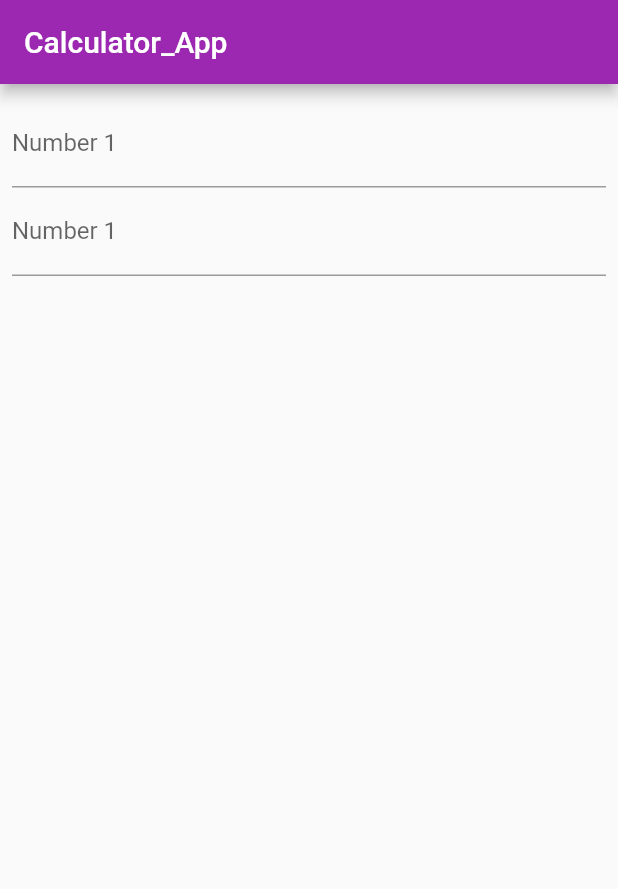
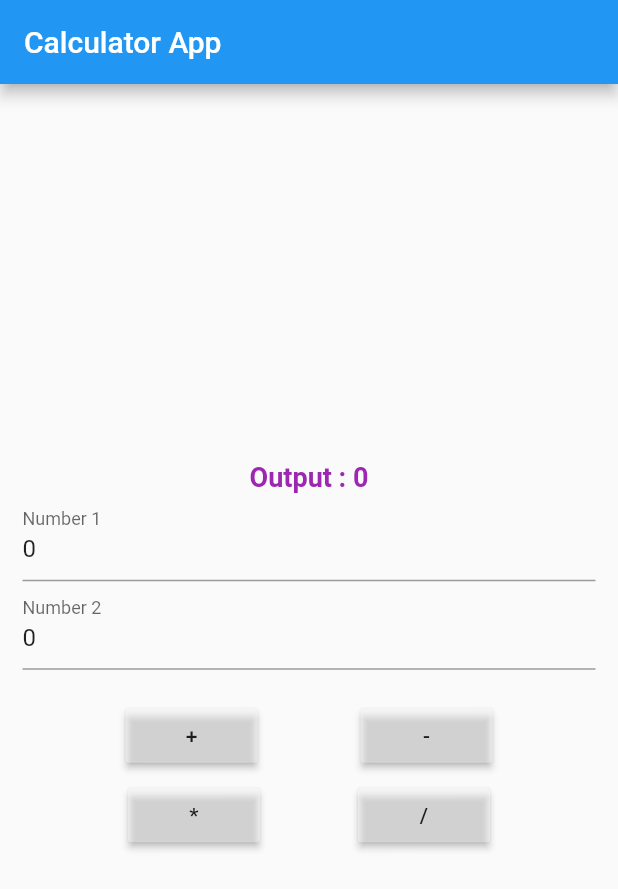
Before and after one commit to VinayMundhra/Calculator_app, a Flutter app: the screen it shows after launch, on a phone screen of 412 x 824 dp. Shown: the top 889 px of the screen. Run offline on Flutter 3.47's test engine with Material 2 defaults, Android fonts, the phone set to English and light mode, and no system bars; our stand-ins replace velocity_x.

Commit message:
day 1 complete

```diff
--- a/lib/main.dart
+++ b/lib/main.dart
@@ -11,8 +11,9 @@ class MyApp extends StatelessWidget {
   @override
   Widget build(BuildContext context) {
     return MaterialApp(
+      debugShowCheckedModeBanner: false,
       title: 'Calculator_app',
-      theme: ThemeData(primarySwatch: Colors.purple),
+      theme: ThemeData(primarySwatch: Colors.blue),
       home: HomePage(),
     );
   }
--- a/lib/pages/home_page.dart
+++ b/lib/pages/home_page.dart
@@ -1,38 +1,152 @@
-import 'dart:html';
+import 'package:flutter/material.dart';
+import 'package:velocity_x/velocity_x.dart';
 
-import 'package:flutter/material.dart';
+class HomePage extends StatefulWidget {
 
-class HomePage extends StatelessWidget {
-  const HomePage({ Key? key }) : super(key: key);
+  const HomePage({Key? key}) : super(key: key);
+
+  @override
+  _HomePageState createState() => _HomePageState();
+}
+
+class _HomePageState extends State<HomePage> {
+  var num1=0, num2=0, result=0;
+  final TextEditingController t1 = TextEditingController(text: '0');
+  final TextEditingController t2 = TextEditingController(text: '0');
+
+   void doAddition(){
+  setState(() {
+    num1=int.parse(t1.text);
+    num2=int.parse(t2.text);
+    result=num1+num2;
+  });
+}
+void doSub(){
+  setState(() {
+    num1=int.parse(t1.text);
+    num2=int.parse(t2.text);
+    result=num1-num2;
+  });
+}
+void doMul(){
+  setState(() {
+    num1=int.parse(t1.text);
+    num2=int.parse(t2.text);
+    result=num1*num2;
+  });
+}
+void doDiv(){
+  setState(() {
+    num1=int.parse(t1.text);
+    num2=int.parse(t2.text);
+    result= num1 ~/num2;
+  });
+}
+  @override
+  void initState() {
+    super.initState();
+    loadData();
+  }
+
+  Future<void> loadData() async {
+    await Future<dynamic>.delayed(Duration(seconds: 2));
+    setState(() {});
+  }
 
   @override
   Widget build(BuildContext context) {
     return Scaffold(
       appBar: AppBar(
-        title: Text('Calculator_App'),
+        title: Text('Calculator App'),
       ),
       body: Container(
         child: Padding(
-          padding: const EdgeInsets.symmetric(vertical: 10, horizontal: 8),
-          child: Center(
+          padding: const EdgeInsets.symmetric(vertical: 10, horizontal: 15),
           child: Column(
+            mainAxisAlignment: MainAxisAlignment.center,
             children: <Widget>[
-                TextField(
-                  keyboardType: TextInputType.number,
-                  decoration: InputDecoration(
-                    hintText:'Enter Number 1',
-                    labelText: 'Number 1'
+              Text('Output : $result',
+              style: TextStyle(
+                fontSize: 18,
+                fontWeight: FontWeight.bold,
+                color: Colors.purple
                 ),
                 ),
               TextField(
-                  keyboardType: TextInputType.number,
-                  decoration: InputDecoration(
-                    hintText:'Enter Number 1',
-                    labelText: 'Number 1'
+                decoration: const InputDecoration(
+                  hintText: 'Enter Number',
+                  labelText: 'Number 1',
                 ),
-                )
+                controller: t1,
+                // validator: (String? value) {
+                //   if (value!.isEmpty) {
+                //     return 'Number Field cannot be empty';
+                //   }
+                //   return null;
+                // },
+              ),
+              TextField(
+                decoration: const InputDecoration(
+                  hintText: 'Enter Number',
+                  labelText: 'Number 2',
+                ),
+                controller: t2,
+                // validator: (String? value) {
+                //   if (value!.isEmpty) {
+                //     return 'Number Field cannot be empty';
+                //   }
+                //   return null;
+                // },
+              ),
+              SizedBox(
+                height: 20,
+              ),
+              Row(
+                mainAxisAlignment: MainAxisAlignment.spaceEvenly,
+                children: [
+                  MaterialButton(
+                      color: Colors.white38,
+                      onPressed: doAddition,
+                      child: Text('+')),
+                  MaterialButton(
+                      color: Colors.white38,
+                      onPressed: doSub,
+                      child: Text('-')),
                 ],
               ),
+              Padding(
+                padding: const EdgeInsets.all(5.0),
+                child: Row(
+                  mainAxisAlignment: MainAxisAlignment.spaceEvenly,
+                  children: [
+                    MaterialButton(
+                        color: Colors.white38,
+                        onPressed: doMul,
+                        child: Text('*')),
+                    MaterialButton(
+                        color: Colors.white38,
+                        onPressed: doDiv,
+                        child: Text('/')),
+                  ],
+                ),
+              ),
+              // Material(
+              //   child: InkWell(
+              //     child: AnimatedContainer(
+              //       duration: Duration(seconds: 1),
+              //       width: 150,
+              //       height: 50,
+              //       alignment: Alignment.center,
+              //       child: Text('Calculate',
+              //       style: TextStyle(
+              //         color: Colors.white,
+              //         fontWeight: FontWeight.bold,
+              //         fontSize: 18
+              //       ),),
+              //     ),
+              //   ),
+              // )
+            ],
           ),
         ),
       ),
--- a/pubspec.yaml
+++ b/pubspec.yaml
@@ -28,6 +28,7 @@ dependencies:
   # The following adds the Cupertino Icons font to your application.
   # Use with the CupertinoIcons class for iOS style icons.
   cupertino_icons: ^1.0.2
+  velocity_x: ^3.3.0
 
 dev_dependencies:
   flutter_test:
```
Also changed, not shown: pubspec.lock. Lines whose indentation alone changed are shown as unchanged.
